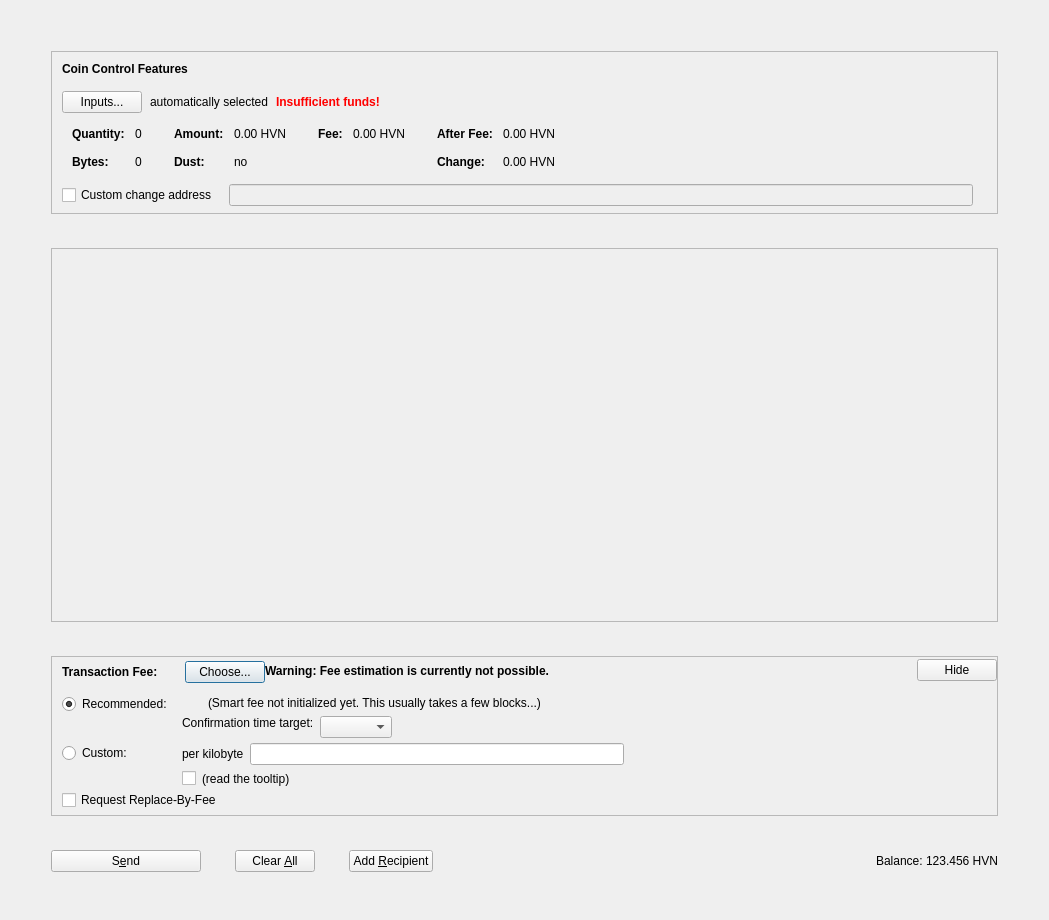
Before: the Qt Designer form src/qt/forms/sendcoinsdialog.ui in HiveProject2021/Hivecoin, drawn with Qt 5.
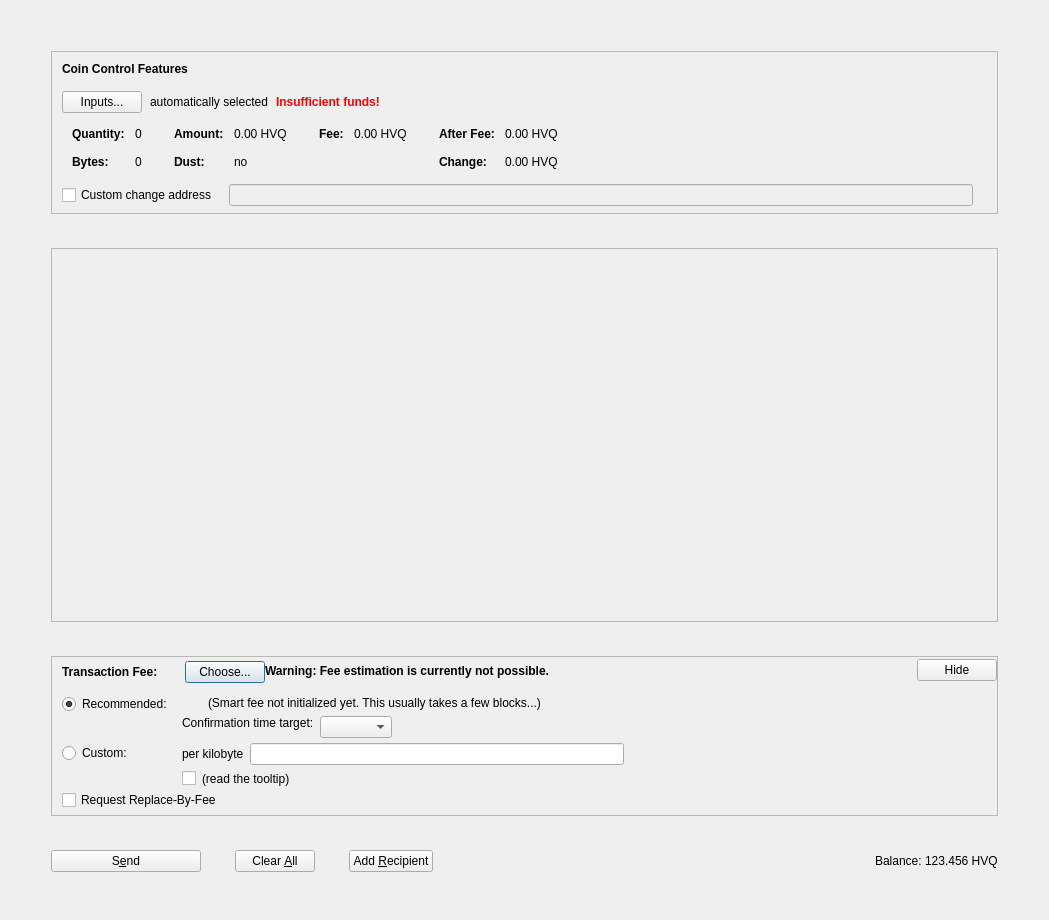
After: the same form once the commit is applied. Icons and pictures are not drawn. Custom widgets are drawn as their Qt base class.

Patch:
```diff
--- a/src/qt/forms/sendcoinsdialog.ui
+++ b/src/qt/forms/sendcoinsdialog.ui
@@ -341,7 +341,7 @@
                     <enum>Qt::ActionsContextMenu</enum>
                    </property>
                    <property name="text">
-                    <string notr="true">0.00 HVN</string>
+                    <string notr="true">0.00 HVQ</string>
                    </property>
                    <property name="textInteractionFlags">
                     <set>Qt::LinksAccessibleByMouse|Qt::TextSelectableByKeyboard|Qt::TextSelectableByMouse</set>
@@ -421,7 +421,7 @@
                     <enum>Qt::ActionsContextMenu</enum>
                    </property>
                    <property name="text">
-                    <string notr="true">0.00 HVN</string>
+                    <string notr="true">0.00 HVQ</string>
                    </property>
                    <property name="textInteractionFlags">
                     <set>Qt::LinksAccessibleByMouse|Qt::TextSelectableByKeyboard|Qt::TextSelectableByMouse</set>
@@ -472,7 +472,7 @@
                     <enum>Qt::ActionsContextMenu</enum>
                    </property>
                    <property name="text">
-                    <string notr="true">0.00 HVN</string>
+                    <string notr="true">0.00 HVQ</string>
                    </property>
                    <property name="textInteractionFlags">
                     <set>Qt::LinksAccessibleByMouse|Qt::TextSelectableByKeyboard|Qt::TextSelectableByMouse</set>
@@ -501,7 +501,7 @@
                     <enum>Qt::ActionsContextMenu</enum>
                    </property>
                    <property name="text">
-                    <string notr="true">0.00 HVN</string>
+                    <string notr="true">0.00 HVQ</string>
                    </property>
                    <property name="textInteractionFlags">
                     <set>Qt::LinksAccessibleByMouse|Qt::TextSelectableByKeyboard|Qt::TextSelectableByMouse</set>
@@ -1264,7 +1264,7 @@
             <cursorShape>IBeamCursor</cursorShape>
            </property>
            <property name="text">
-            <string notr="true">123.456 HVN</string>
+            <string notr="true">123.456 HVQ</string>
            </property>
            <property name="textInteractionFlags">
             <set>Qt::LinksAccessibleByMouse|Qt::TextSelectableByKeyboard|Qt::TextSelectableByMouse</set>
```
